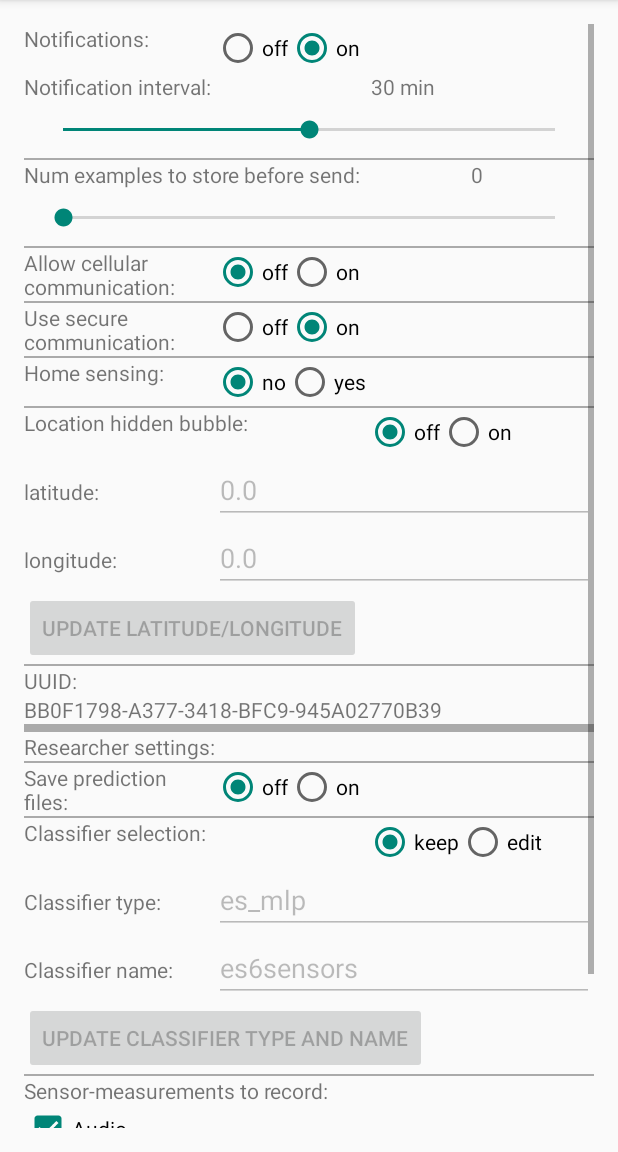
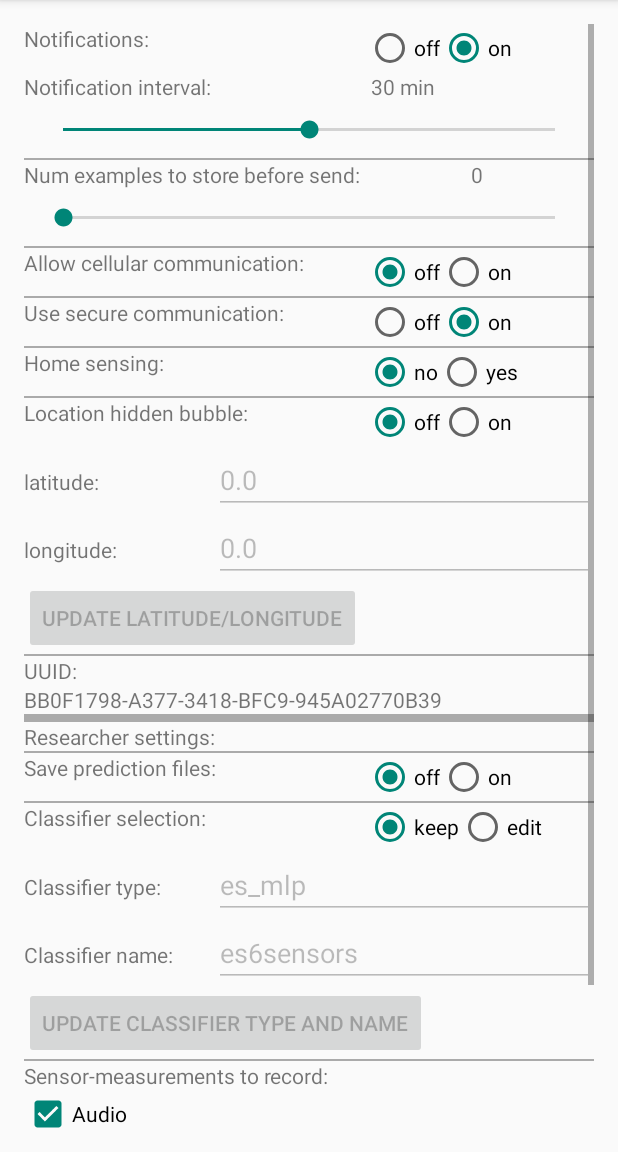
Before and after one commit to cal-ucsd/ExtraSensoryAndroid, an Android app: the SettingsActivity screen opened directly, with no data from a screen before it, on a phone screen of 412 x 824 dp, the part 84-1236 px from its top. Run offline under Robolectric (Android 15) with nearby library versions, the phone set to English and light mode, and no system bars; libraries missing offline, so code that uses them is left out: com.getpebble.android; pictures from the network do not load; 1 statement that could not run was skipped.

Commit message:
chantged settings layout

```diff
--- a/app/src/main/res/layout/activity_setting.xml
+++ b/app/src/main/res/layout/activity_setting.xml
@@ -22,7 +22,7 @@
                 android:orientation="horizontal">
                 <TextView
                     android:layout_width="0dp"
-                    android:layout_weight="1"
+                    android:layout_weight="3"
                     android:layout_height="wrap_content"
                     android:text="@string/use_notifications"/>
                 <RadioGroup xmlns:android="http://schemas.android.com/apk/res/android"
@@ -101,7 +101,7 @@
                 android:orientation="horizontal">
                 <TextView
                     android:layout_width="0dp"
-                    android:layout_weight="1"
+                    android:layout_weight="3"
                     android:layout_height="wrap_content"
                     android:text="@string/allow_cellular"/>
                 <RadioGroup xmlns:android="http://schemas.android.com/apk/res/android"
@@ -131,7 +131,7 @@
                 android:orientation="horizontal">
                 <TextView
                     android:layout_width="0dp"
-                    android:layout_weight="1"
+                    android:layout_weight="3"
                     android:layout_height="wrap_content"
                     android:text="@string/use_secure_communication"/>
                 <RadioGroup xmlns:android="http://schemas.android.com/apk/res/android"
@@ -161,7 +161,7 @@
                 android:orientation="horizontal">
                 <TextView
                     android:layout_width="0dp"
-                    android:layout_weight="1"
+                    android:layout_weight="3"
                     android:layout_height="wrap_content"
                     android:text="@string/use_home_sensing"/>
                 <RadioGroup xmlns:android="http://schemas.android.com/apk/res/android"
@@ -294,7 +294,7 @@
                 android:orientation="horizontal">
                 <TextView
                     android:layout_width="0dp"
-                    android:layout_weight="1"
+                    android:layout_weight="3"
                     android:layout_height="wrap_content"
                     android:text="@string/save_pred_files"/>
                 <RadioGroup xmlns:android="http://schemas.android.com/apk/res/android"
```
